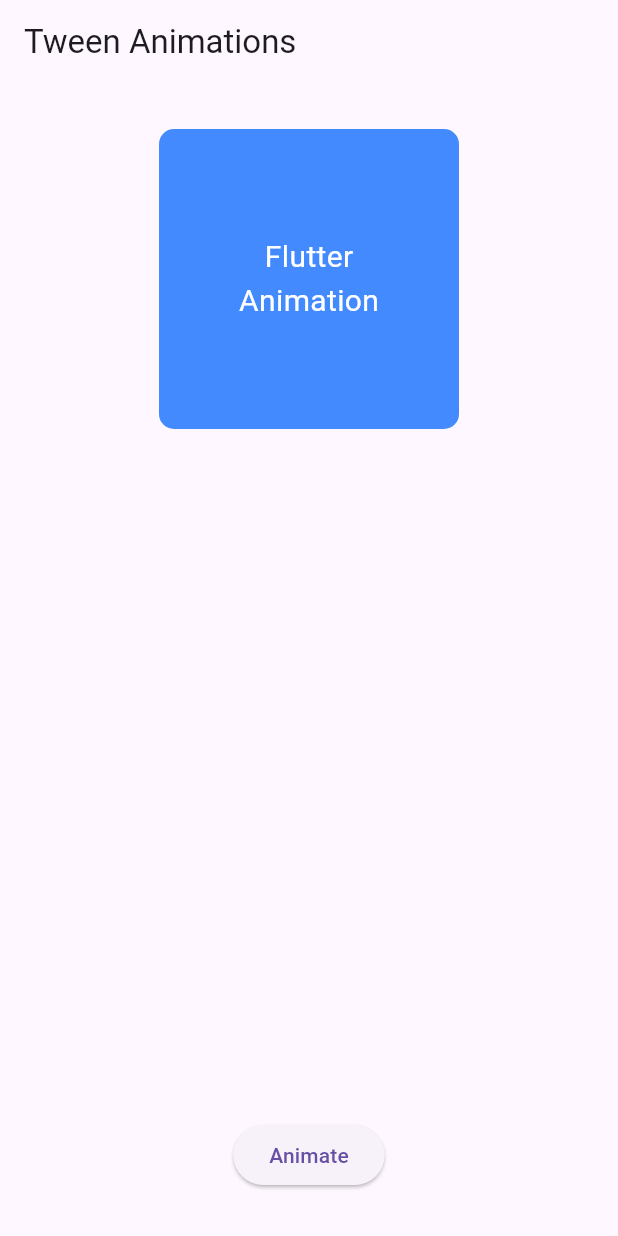
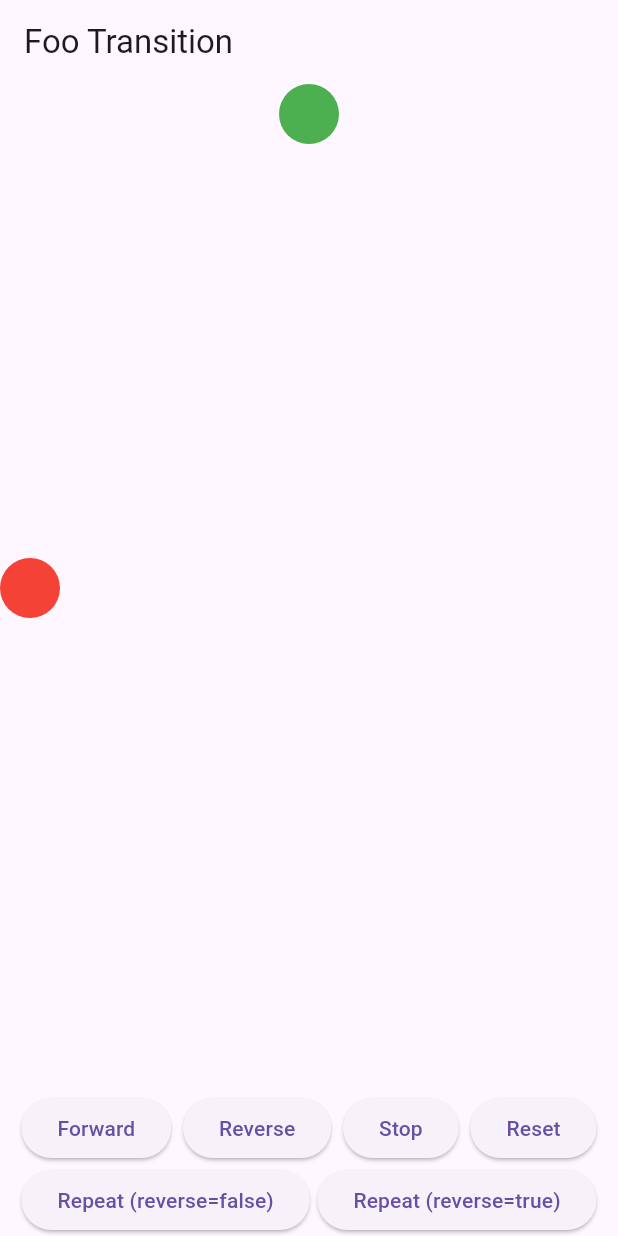
Before and after one commit to Siamoo/Flutter_animations, a Flutter app: the screen it shows after launch, on a phone screen of 412 x 824 dp. Run offline on Flutter 3.47's test engine with Material 3 defaults, Android fonts, the phone set to English and light mode, and no system bars.

Commit message:
Foo Transition -> AlignTransition ( AnimationController)

```diff
--- a/lib/home_screen.dart
+++ b/lib/home_screen.dart
@@ -7,80 +7,100 @@ class HomeScreen extends StatefulWidget {
   State<HomeScreen> createState() => _HomeScreenState();
 }
 
-class _HomeScreenState extends State<HomeScreen> {
-  double _begin = 100;
-  double _end = 200;
+class _HomeScreenState extends State<HomeScreen>
+    with SingleTickerProviderStateMixin {
+  late Animation<AlignmentGeometry> _greenAnimation;
+  late Animation<AlignmentGeometry> _redAnimation;
+  late AnimationController _animationController;
 
-    late final Widget _child; // 👈 keep a reference
-  @override
   @override
   void initState() {
     super.initState();
-    _child = _getColumnWidget();
+    _animationController = AnimationController(
+      vsync: this,
+      duration: Duration(seconds: 1),
+      reverseDuration: Duration(seconds: 1),
+    );
+    _greenAnimation =
+        Tween<AlignmentGeometry>(
+          begin: Alignment.topCenter,
+          end: Alignment.bottomCenter,
+        ).animate(
+          CurvedAnimation(
+            parent: _animationController,
+            curve: Curves.easeInOut,
+            reverseCurve: Curves.easeInOut,
+          ),
+        );
+    _redAnimation =
+        Tween<AlignmentGeometry>(
+          begin: Alignment.centerLeft,
+          end: Alignment.centerRight,
+        ).animate(
+          CurvedAnimation(
+            parent: _animationController,
+            curve: Curves.easeInBack,
+            // reverseCurve: Curves.easeOutBack,
+          ),
+        );
   }
+
   @override
   Widget build(BuildContext context) {
     return Scaffold(
-      appBar: AppBar(title: const Text("Tween Animations")),
-      body: Center(
-        child: Column(
-          mainAxisAlignment: MainAxisAlignment.center,
-          children: [
-            SizedBox(height: 30),
-            _containerWidget(),
-            Spacer(),
-            _buttonWidget(),
-            SizedBox(height: 30),
-          ],
-        ),
+      appBar: AppBar(title: Text("Foo Transition")),
+      body: Column(children: [_stackWidget(), _controlButton()]),
+    );
+  }
+
+  Widget _stackWidget() {
+    return Expanded(
+      child: Stack(
+        alignment: Alignment.bottomCenter,
+        children: [
+          AlignTransition(
+            alignment: _greenAnimation,
+            child: CircleAvatar(backgroundColor: Colors.green),
+          ),
+          AlignTransition(
+            alignment: _redAnimation,
+            child: CircleAvatar(backgroundColor: Colors.red),
+          ),
+        ],
       ),
     );
   }
 
-  ElevatedButton _buttonWidget() {
-    return ElevatedButton(
-      onPressed: () {
-        setState(() {
-          _begin = (_begin == 100) ? 200 : 100;
-          _end = (_end == 100) ? 200 : 100;
-        });
-      },
-      child: const Text("Animate"),
+  Widget _controlButton() {
+    return Wrap(
+      alignment: WrapAlignment.spaceBetween,
+      children: [
+        ElevatedButton(
+          onPressed: () => _animationController.forward(),
+          child: Text("Forward"),
+        ),
+        ElevatedButton(
+          onPressed: () => _animationController.reverse(),
+          child: Text("Reverse"),
+        ),
+        ElevatedButton(
+          onPressed: () => _animationController.stop(),
+          child: Text("Stop"),
+        ),
+        ElevatedButton(
+          onPressed: () => _animationController.reset(),
+          child: Text("Reset"),
+        ),
+        ElevatedButton(
+          onPressed: () => _animationController.repeat(),
+          child: Text("Repeat (reverse=false)"),
+        ),
+        SizedBox(width: 5),
+        ElevatedButton(
+          onPressed: () => _animationController.repeat(reverse: true),
+          child: Text("Repeat (reverse=true)"),
+        ),
+      ],
     );
   }
-
-Widget _containerWidget() {
-  return TweenAnimationBuilder(
-    curve: Curves.bounceInOut,
-    tween: Tween<double>(begin: _begin, end: _end),
-    duration: Duration(seconds: 2),
-    child: _child,
-    builder: (context, value, child) {
-      return Container(
-        height: value,
-        width: value,
-        decoration: _getBoxDecoration(),
-        child: child,   // we use the child from the builder to not rebuild it every time
-      );
-    },
-  );
 }
-
-}
-
-Widget _getColumnWidget() {
-  return Column(
-    mainAxisAlignment: MainAxisAlignment.center,
-    children: const [
-      Text("Flutter", style: TextStyle(color: Colors.white, fontSize: 20)),
-      Text("Animation", style: TextStyle(color: Colors.white, fontSize: 20)),
-    ],
-  );
-}
-
-_getBoxDecoration() {
-  return BoxDecoration(
-    color: Colors.blueAccent,
-    borderRadius: BorderRadius.circular(10),
-  );
-}
```
